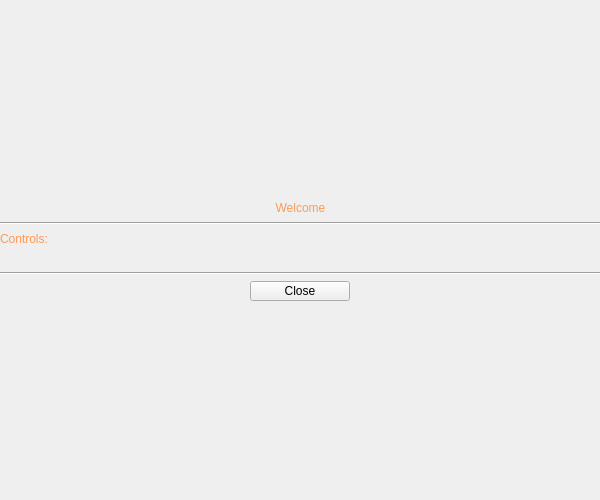
This is ui/welcome_prompt.ui in kpdudek/PyQtGame as Qt 5 draws it before an edit. The edited form follows.
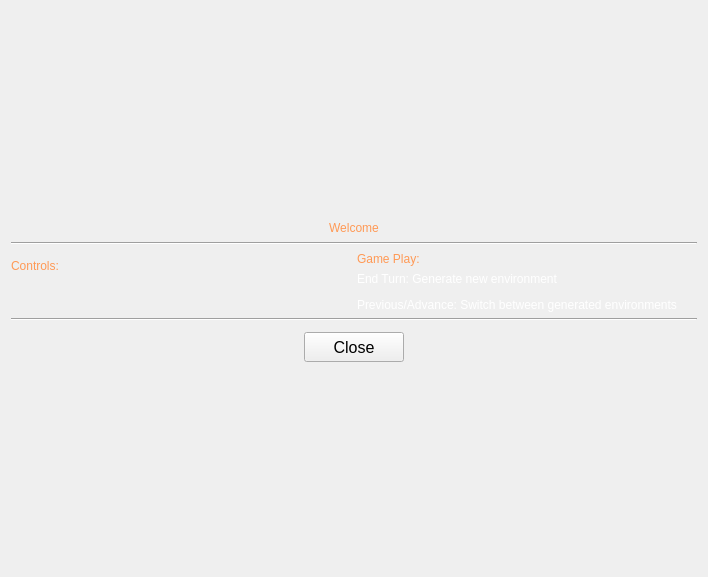
This is the edited form. Icons and pictures are not drawn.

Commit message: Welcome prompt ui rework

```diff
--- a/ui/welcome_prompt.ui
+++ b/ui/welcome_prompt.ui
@@ -9,23 +9,19 @@
    <rect>
     <x>0</x>
     <y>0</y>
-    <width>600</width>
-    <height>500</height>
+    <width>708</width>
+    <height>577</height>
    </rect>
   </property>
   <property name="windowTitle">
    <string>Prompt</string>
   </property>
-  <widget class="QWidget" name="verticalLayoutWidget">
-   <property name="geometry">
-    <rect>
-     <x>0</x>
-     <y>0</y>
-     <width>601</width>
-     <height>501</height>
-    </rect>
-   </property>
+  <layout class="QGridLayout" name="gridLayout">
+   <item row="0" column="0">
    <layout class="QVBoxLayout" name="verticalLayout">
+     <property name="sizeConstraint">
+      <enum>QLayout::SetMaximumSize</enum>
+     </property>
     <item>
      <spacer name="verticalSpacer_2">
       <property name="orientation">
@@ -66,6 +62,10 @@
      </widget>
     </item>
     <item>
+      <layout class="QHBoxLayout" name="horizontalLayout">
+       <item>
+        <layout class="QVBoxLayout" name="verticalLayout_2">
+         <item>
      <widget class="QLabel" name="welcome_label_2">
       <property name="styleSheet">
        <string notr="true">font: 75 14pt &quot;bold Arial&quot;;color: rgb(255, 153, 85)</string>
@@ -94,6 +94,40 @@
       </property>
      </widget>
     </item>
+        </layout>
+       </item>
+       <item>
+        <layout class="QVBoxLayout" name="verticalLayout_3">
+         <item>
+          <widget class="QLabel" name="welcome_label_3">
+           <property name="styleSheet">
+            <string notr="true">font: 75 14pt &quot;bold Arial&quot;;color: rgb(255, 153, 85)</string>
+           </property>
+           <property name="text">
+            <string>Game Play:</string>
+           </property>
+           <property name="alignment">
+            <set>Qt::AlignLeading|Qt::AlignLeft|Qt::AlignVCenter</set>
+           </property>
+          </widget>
+         </item>
+         <item>
+          <widget class="QLabel" name="welcome_label_4">
+           <property name="styleSheet">
+            <string notr="true">font: 75 12pt &quot;Arial&quot;;color:rgb(255, 255, 255) </string>
+           </property>
+           <property name="text">
+            <string>&lt;html&gt;&lt;head/&gt;&lt;body&gt;&lt;p&gt;End Turn: Generate new environment&lt;/p&gt;&lt;p&gt;Previous/Advance: Switch between generated environments&lt;/p&gt;&lt;/body&gt;&lt;/html&gt;</string>
+           </property>
+           <property name="alignment">
+            <set>Qt::AlignLeading|Qt::AlignLeft|Qt::AlignVCenter</set>
+           </property>
+          </widget>
+         </item>
+        </layout>
+       </item>
+      </layout>
+     </item>
     <item>
      <widget class="Line" name="line_2">
       <property name="orientation">
@@ -112,7 +146,7 @@
       <property name="minimumSize">
        <size>
         <width>100</width>
-        <height>20</height>
+         <height>30</height>
        </size>
       </property>
       <property name="maximumSize">
@@ -121,6 +155,12 @@
         <height>20</height>
        </size>
       </property>
+       <property name="font">
+        <font>
+         <family>Arial</family>
+         <pointsize>12</pointsize>
+        </font>
+       </property>
       <property name="text">
        <string>Close</string>
       </property>
@@ -140,7 +180,8 @@
      </spacer>
     </item>
    </layout>
-  </widget>
+   </item>
+  </layout>
  </widget>
  <resources>
   <include location="welcome_resource.qrc"/>
```
Left out of the diff: 3 changed lines with no effect on the pictures. Lines whose indentation alone changed are shown as unchanged. The commit also changes 4 other files.
